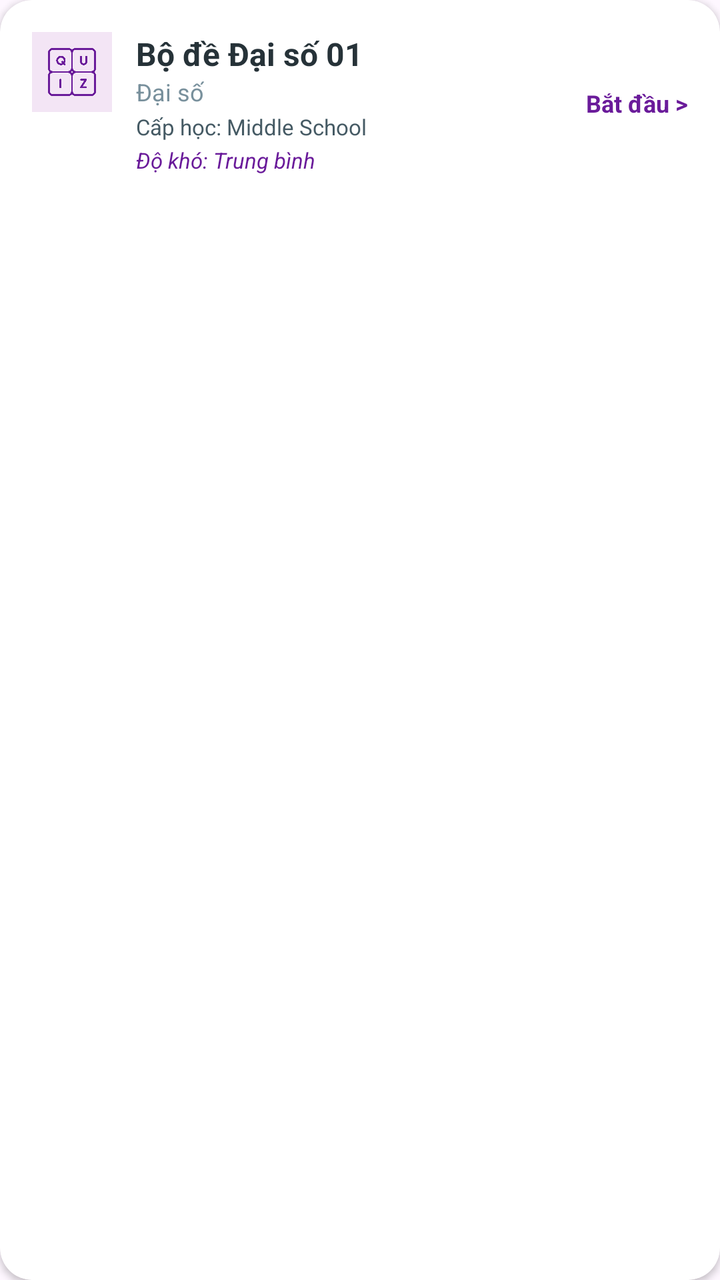
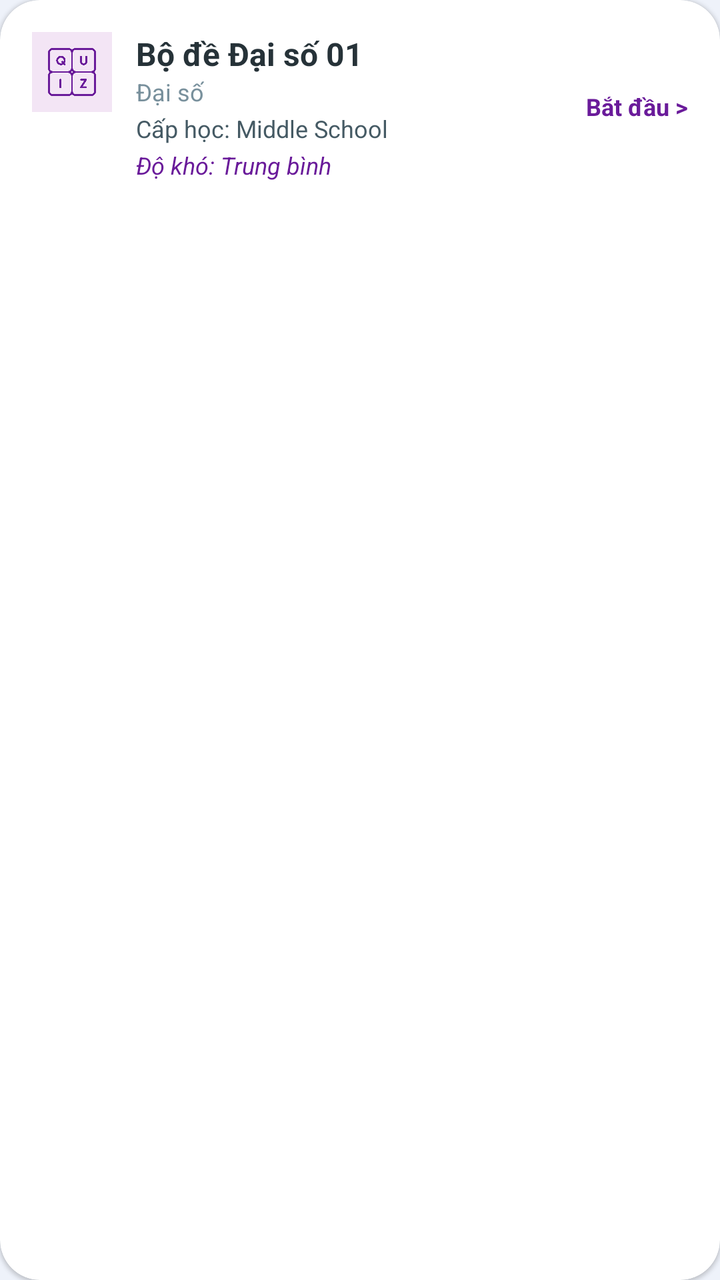

Two renders of the same Android screen: before a commit and after it. Below are the layout's source before the change and the commit's diff.
<!-- AndroidManifest.xml: application theme Theme.MathModule -->
<!-- res/layout/item_quiz_set.xml -->
<?xml version="1.0" encoding="utf-8"?>
<androidx.cardview.widget.CardView xmlns:android="http://schemas.android.com/apk/res/android"
    xmlns:app="http://schemas.android.com/apk/res-auto"
    android:layout_width="match_parent"
    android:layout_height="wrap_content"
    android:layout_marginHorizontal="16dp"
    android:layout_marginVertical="8dp"
    app:cardCornerRadius="16dp"
    app:cardElevation="2dp">

    <RelativeLayout
        android:layout_width="match_parent"
        android:layout_height="wrap_content"
        android:padding="16dp">

        <ImageView
            android:id="@+id/img_quiz_icon"
            android:layout_width="40dp"
            android:layout_height="40dp"
            android:src="@drawable/quiz"
            android:background="#F3E5F5"
            android:padding="8dp"
            app:tint="#6A1B9A" />

        <LinearLayout
            android:layout_width="match_parent"
            android:layout_height="wrap_content"
            android:layout_toEndOf="@id/img_quiz_icon"
            android:layout_marginStart="12dp"
            android:paddingEnd="76dp"
            android:orientation="vertical">

            <TextView
                android:id="@+id/txt_set_title"
                android:layout_width="wrap_content"
                android:layout_height="wrap_content"
                android:text="Bộ đề Đại số 01"
                android:textStyle="bold"
                android:textColor="#263238"
                android:textSize="16sp" />

            <TextView
                android:id="@+id/txt_set_category"
                android:layout_width="wrap_content"
                android:layout_height="wrap_content"
                android:text="Đại số"
                android:textSize="12sp"
                android:textColor="#78909C" />

            <TextView
                android:id="@+id/txt_set_education_level"
                android:layout_width="wrap_content"
                android:layout_height="wrap_content"
                android:layout_marginTop="2dp"
                android:text="Cấp học: Middle School"
                android:textSize="11sp"
                android:textColor="#455A64" />

            <TextView
                android:id="@+id/txt_set_difficulty"
                android:layout_width="wrap_content"
                android:layout_height="wrap_content"
                android:layout_marginTop="2dp"
                android:text="Độ khó: Trung bình"
                android:textSize="11sp"
                android:textColor="#6A1B9A"
                android:textStyle="italic" />

        </LinearLayout>

        <TextView
            android:layout_width="wrap_content"
            android:layout_height="wrap_content"
            android:layout_alignParentEnd="true"
            android:layout_centerVertical="true"
            android:text="Bắt đầu >"
            android:textSize="12sp"
            android:textColor="#6A1B9A"
            android:textStyle="bold"/>

    </RelativeLayout>
</androidx.cardview.widget.CardView>
<!-- resources referenced by this layout -->
<resources>
  <!-- drawable quiz: png bitmap (drawable, 15673 bytes) -->
  <style name="Theme.MathModule" parent="Base.Theme.MathModule" />
  <style name="Base.Theme.MathModule" parent="Theme.Material3.DayNight.NoActionBar">
          
          
      </style>
</resources>

<!-- the commit's change to res/layout/item_quiz_set.xml (unified diff, before → after) -->
@@ -1,82 +1,22 @@
-<?xml version="1.0" encoding="utf-8"?>
-<androidx.cardview.widget.CardView xmlns:android="http://schemas.android.com/apk/res/android"
-    xmlns:app="http://schemas.android.com/apk/res-auto"
-    android:layout_width="match_parent"
-    android:layout_height="wrap_content"
-    android:layout_marginHorizontal="16dp"
-    android:layout_marginVertical="8dp"
-    app:cardCornerRadius="16dp"
-    app:cardElevation="2dp">
+<androidx.cardview.widget.CardView xmlns:android="http://schemas.android.com/apk/res/android" xmlns:app="http://schemas.android.com/apk/res-auto" android:layout_width="match_parent" android:layout_height="wrap_content" android:layout_marginHorizontal="16dp" android:layout_marginVertical="8dp" app:cardCornerRadius="20dp" app:cardElevation="1dp">
 
-    <RelativeLayout
-        android:layout_width="match_parent"
-        android:layout_height="wrap_content"
-        android:padding="16dp">
+    <RelativeLayout android:layout_width="match_parent" android:layout_height="wrap_content" android:padding="16dp">
 
-        <ImageView
-            android:id="@+id/img_quiz_icon"
-            android:layout_width="40dp"
-            android:layout_height="40dp"
-            android:src="@drawable/quiz"
-            android:background="#F3E5F5"
-            android:padding="8dp"
-            app:tint="#6A1B9A" />
+        <ImageView android:id="@+id/img_quiz_icon" android:layout_width="40dp" android:layout_height="40dp" android:src="@drawable/quiz" android:background="#F3E5F5" android:padding="8dp" app:tint="#6A1B9A" />
 
-        <LinearLayout
-            android:layout_width="match_parent"
-            android:layout_height="wrap_content"
-            android:layout_toEndOf="@id/img_quiz_icon"
-            android:layout_marginStart="12dp"
-            android:paddingEnd="76dp"
-            android:orientation="vertical">
+        <LinearLayout android:layout_width="match_parent" android:layout_height="wrap_content" android:layout_toEndOf="@id/img_quiz_icon" android:layout_marginStart="12dp" android:paddingEnd="76dp" android:orientation="vertical">
 
-            <TextView
-                android:id="@+id/txt_set_title"
-                android:layout_width="wrap_content"
-                android:layout_height="wrap_content"
-                android:text="Bộ đề Đại số 01"
-                android:textStyle="bold"
-                android:textColor="#263238"
-                android:textSize="16sp" />
+            <TextView android:id="@+id/txt_set_title" android:layout_width="wrap_content" android:layout_height="wrap_content" android:text="Bộ đề Đại số 01" android:textStyle="bold" android:textColor="#263238" android:textSize="16sp" />
 
-            <TextView
-                android:id="@+id/txt_set_category"
-                android:layout_width="wrap_content"
-                android:layout_height="wrap_content"
-                android:text="Đại số"
-                android:textSize="12sp"
-                android:textColor="#78909C" />
+            <TextView android:id="@+id/txt_set_category" android:layout_width="wrap_content" android:layout_height="wrap_content" android:text="Đại số" android:textSize="12sp" android:textColor="#78909C" />
 
-            <TextView
-                android:id="@+id/txt_set_education_level"
-                android:layout_width="wrap_content"
-                android:layout_height="wrap_content"
-                android:layout_marginTop="2dp"
-                android:text="Cấp học: Middle School"
-                android:textSize="11sp"
-                android:textColor="#455A64" />
+            <TextView android:id="@+id/txt_set_education_level" android:layout_width="wrap_content" android:layout_height="wrap_content" android:layout_marginTop="2dp" android:text="Cấp học: Middle School" android:textSize="12sp" android:textColor="#455A64" />
 
-            <TextView
-                android:id="@+id/txt_set_difficulty"
-                android:layout_width="wrap_content"
-                android:layout_height="wrap_content"
-                android:layout_marginTop="2dp"
-                android:text="Độ khó: Trung bình"
-                android:textSize="11sp"
-                android:textColor="#6A1B9A"
-                android:textStyle="italic" />
+            <TextView android:id="@+id/txt_set_difficulty" android:layout_width="wrap_content" android:layout_height="wrap_content" android:layout_marginTop="2dp" android:text="Độ khó: Trung bình" android:textSize="12sp" android:textColor="#6A1B9A" android:textStyle="italic" />
 
         </LinearLayout>
 
-        <TextView
-            android:layout_width="wrap_content"
-            android:layout_height="wrap_content"
-            android:layout_alignParentEnd="true"
-            android:layout_centerVertical="true"
-            android:text="Bắt đầu >"
-            android:textSize="12sp"
-            android:textColor="#6A1B9A"
-            android:textStyle="bold"/>
+        <TextView android:layout_width="wrap_content" android:layout_height="wrap_content" android:layout_alignParentEnd="true" android:layout_centerVertical="true" android:text="Bắt đầu &gt;" android:textSize="12sp" android:textColor="#6A1B9A" android:textStyle="bold" />
 
     </RelativeLayout>
 </androidx.cardview.widget.CardView>
<!-- resource entries referenced after the edit -->
@@ -3,8 +3,24 @@
   <!-- drawable quiz: png bitmap (drawable, 15673 bytes) -->
   <style name="Theme.MathModule" parent="Base.Theme.MathModule" />
   <style name="Base.Theme.MathModule" parent="Theme.Material3.DayNight.NoActionBar">
-          
-          
+  
+  
+      <item name="colorPrimary">@color/math_primary</item><item name="colorSurface">@color/math_surface</item><item name="colorOnSurface">@color/math_text_primary</item><item name="android:windowBackground">@color/math_background</item><item name="android:statusBarColor">@color/math_background</item><item name="android:navigationBarColor">@color/math_surface</item><item name="android:fontFamily">sans-serif</item><item name="android:textColorPrimary">@color/math_text_primary</item><item name="android:textColorSecondary">@color/math_text_secondary</item><item name="materialButtonStyle">@style/MentorMathButton</item><item name="textInputStyle">@style/MentorMathInput</item><item name="android:windowAnimationStyle">@style/MentorWindowAnimation</item><item name="colorPrimaryContainer">@color/mentor_math_container</item><item name="colorOnPrimaryContainer">@color/math_text_primary</item></style>
+  <color name="math_primary">#1D4ED8</color>
+  <color name="math_surface">#FFFFFF</color>
+  <color name="math_text_primary">#14213D</color>
+  <color name="math_background">#EEF2FA</color>
+  <color name="math_text_secondary">#4D5E78</color>
+  <style name="MentorMathButton" parent="Widget.MaterialComponents.Button">
+          <item name="backgroundTint">@color/mentor_math_button</item><item name="android:textColor">#FFFFFF</item><item name="cornerRadius">@dimen/mentor_control_radius</item><item name="rippleColor">@color/mentor_control_ripple</item><item name="android:minHeight">@dimen/mentor_control_height</item>
+          <item name="android:textAllCaps">false</item><item name="android:textSize">@dimen/mentor_control_text</item>
+          <item name="android:fontFamily">sans-serif-medium</item>
       </style>
+  <style name="MentorMathInput" parent="Widget.MaterialComponents.TextInputLayout.OutlinedBox">
+          <item name="boxCornerRadiusTopStart">@dimen/mentor_control_radius</item><item name="boxCornerRadiusTopEnd">@dimen/mentor_control_radius</item>
+          <item name="boxCornerRadiusBottomStart">@dimen/mentor_control_radius</item><item name="boxCornerRadiusBottomEnd">@dimen/mentor_control_radius</item>
+      </style>
+  <color name="mentor_math_container">#DCE7FF</color>
+  <color name="mentor_math_button">#1D4ED8</color>
 </resources>
 
